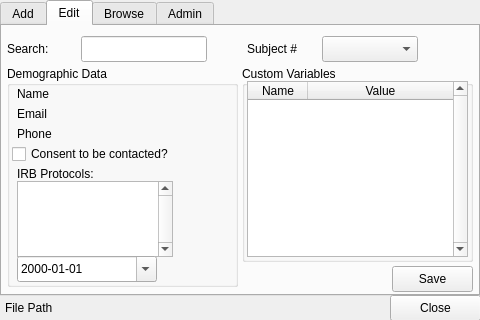
Before: the Qt Designer form src/psylab/subject_manager/subject_manager_ui.ui in cbrown1/psylab, drawn with Qt 5.
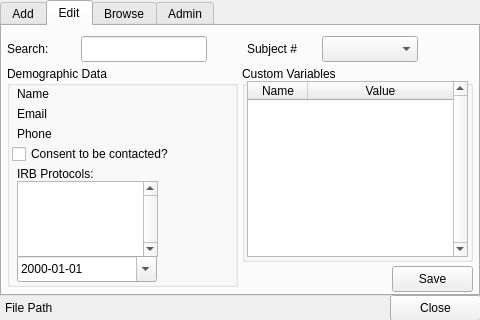
After: the same form once the commit is applied. The open tabs and pages were chosen to show the change.

Commit message: subject_manager: progress with edit_protocol_date

What changed in the file:
```diff
--- a/src/psylab/subject_manager/subject_manager_ui.ui
+++ b/src/psylab/subject_manager/subject_manager_ui.ui
@@ -469,7 +469,7 @@
        <rect>
         <x>10</x>
         <y>115</y>
-        <width>156</width>
+        <width>141</width>
         <height>76</height>
        </rect>
       </property>
```
Left out of the diff: 6 changed lines with no effect on the pictures. The commit also changes 1 other file.
